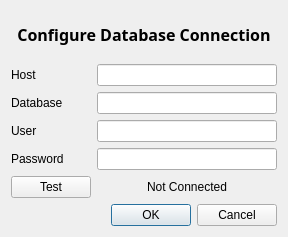
This is qmvdbconnect/qmvdbconnectconf.ui in rmcm/qdocman as Qt 5 draws it before an edit. The edited form follows.
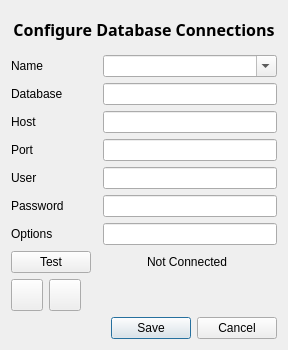
This is the edited form. Icons and pictures are not drawn.

Commit message: checkpoint - adding multiple connections.

The edit to the form file:
```diff
--- a/qmvdbconnect/qmvdbconnectconf.ui
+++ b/qmvdbconnect/qmvdbconnectconf.ui
@@ -9,26 +9,26 @@
     <x>0</x>
     <y>0</y>
     <width>288</width>
-    <height>237</height>
+    <height>350</height>
    </rect>
   </property>
   <property name="minimumSize" >
    <size>
     <width>288</width>
-    <height>237</height>
+    <height>350</height>
    </size>
   </property>
   <property name="maximumSize" >
    <size>
     <width>288</width>
-    <height>237</height>
+    <height>350</height>
    </size>
   </property>
   <property name="windowTitle" >
    <string>Dialog</string>
   </property>
   <layout class="QGridLayout" >
-   <item row="0" column="0" colspan="2" >
+   <item row="0" column="0" colspan="3" >
     <widget class="QLabel" name="panelLabel" >
      <property name="font" >
       <font>
@@ -39,7 +39,7 @@
       </font>
      </property>
      <property name="text" >
-      <string>Configure Database Connection</string>
+      <string>Configure Database Connections</string>
      </property>
      <property name="textFormat" >
       <enum>Qt::RichText</enum>
@@ -49,24 +49,19 @@
      </property>
     </widget>
    </item>
-   <item row="1" column="0" >
-    <widget class="QLabel" name="hostLabel" >
-     <property name="toolTip" >
-      <string>Database Hostname</string>
-     </property>
-     <property name="statusTip" >
-      <string>Database Hostname</string>
-     </property>
-     <property name="whatsThis" >
-      <string>The Hostname or IP address of the database host</string>
-     </property>
+   <item row="1" column="0" colspan="2" >
+    <widget class="QLabel" name="labelLabel" >
      <property name="text" >
-      <string>Host</string>
+      <string>Name</string>
      </property>
     </widget>
    </item>
-   <item row="1" column="1" >
-    <widget class="QLineEdit" name="hostEdit" />
+   <item row="1" column="2" >
+    <widget class="QComboBox" name="labelList" >
+     <property name="editable" >
+      <bool>true</bool>
+     </property>
+    </widget>
    </item>
    <item row="2" column="0" >
     <widget class="QLabel" name="databaseLabel" >
@@ -84,10 +79,39 @@
      </property>
     </widget>
    </item>
-   <item row="2" column="1" >
-    <widget class="QLineEdit" name="databaseEdit" />
+   <item row="2" column="2" >
+    <widget class="QLineEdit" name="nameEdit" />
    </item>
    <item row="3" column="0" >
+    <widget class="QLabel" name="hostLabel" >
+     <property name="toolTip" >
+      <string>Database Hostname</string>
+     </property>
+     <property name="statusTip" >
+      <string>Database Hostname</string>
+     </property>
+     <property name="whatsThis" >
+      <string>The Hostname or IP address of the database host</string>
+     </property>
+     <property name="text" >
+      <string>Host</string>
+     </property>
+    </widget>
+   </item>
+   <item row="3" column="2" >
+    <widget class="QLineEdit" name="hostEdit" />
+   </item>
+   <item row="4" column="0" >
+    <widget class="QLabel" name="portLabel" >
+     <property name="text" >
+      <string>Port</string>
+     </property>
+    </widget>
+   </item>
+   <item row="4" column="2" >
+    <widget class="QLineEdit" name="portEdit" />
+   </item>
+   <item row="5" column="0" >
     <widget class="QLabel" name="userLabel" >
      <property name="toolTip" >
       <string>User Name</string>
@@ -103,10 +127,10 @@
      </property>
     </widget>
    </item>
-   <item row="3" column="1" >
+   <item row="5" column="2" >
     <widget class="QLineEdit" name="userEdit" />
    </item>
-   <item row="4" column="0" >
+   <item row="6" column="0" >
     <widget class="QLabel" name="passwordLabel" >
      <property name="toolTip" >
       <string>User Password</string>
@@ -122,14 +146,33 @@
      </property>
     </widget>
    </item>
-   <item row="4" column="1" >
+   <item row="6" column="2" >
     <widget class="QLineEdit" name="passwordEdit" >
      <property name="echoMode" >
       <enum>QLineEdit::Password</enum>
      </property>
     </widget>
    </item>
-   <item row="5" column="0" >
+   <item row="7" column="0" >
+    <widget class="QLabel" name="optionsLabel" >
+     <property name="toolTip" >
+      <string>Connection Options</string>
+     </property>
+     <property name="statusTip" >
+      <string>Connection Options</string>
+     </property>
+     <property name="whatsThis" >
+      <string>Additional connection options</string>
+     </property>
+     <property name="text" >
+      <string>Options</string>
+     </property>
+    </widget>
+   </item>
+   <item row="7" column="2" >
+    <widget class="QLineEdit" name="optionsEdit" />
+   </item>
+   <item row="8" column="0" >
     <widget class="QPushButton" name="testButton" >
      <property name="whatsThis" >
       <string>Test the connection to the database</string>
@@ -139,7 +182,7 @@
      </property>
     </widget>
    </item>
-   <item row="5" column="1" >
+   <item row="8" column="1" colspan="2" >
     <widget class="QLabel" name="connectLabel" >
      <property name="toolTip" >
       <string>Connection Status</string>
@@ -158,13 +201,95 @@
      </property>
     </widget>
    </item>
-   <item row="6" column="0" colspan="2" >
-    <widget class="QDialogButtonBox" name="buttonBox" >
-     <property name="orientation" >
-      <enum>Qt::Horizontal</enum>
+   <item row="9" column="0" colspan="3" >
+    <layout class="QHBoxLayout" >
+     <property name="spacing" >
+      <number>-1</number>
+     </property>
+     <item>
+      <widget class="QPushButton" name="addConnection" >
+       <property name="maximumSize" >
+        <size>
+         <width>32</width>
+         <height>32</height>
+        </size>
+       </property>
+       <property name="toolTip" >
+        <string>Add a new connection</string>
+       </property>
+       <property name="statusTip" >
+        <string>Add a new connection</string>
+       </property>
+       <property name="whatsThis" >
+        <string>Add a new connection</string>
+       </property>
+       <property name="text" >
+        <string/>
+       </property>
+       <property name="icon" >
+        <iconset resource="../qdocman.qrc" >:/icons/tango-icon-theme/32x32/actions/list-add.png</iconset>
+       </property>
+       <property name="shortcut" >
+        <string>Alt+Shift++</string>
+       </property>
+      </widget>
+     </item>
+     <item>
+      <widget class="QPushButton" name="remConnection" >
+       <property name="maximumSize" >
+        <size>
+         <width>32</width>
+         <height>32</height>
+        </size>
+       </property>
+       <property name="toolTip" >
+        <string>Delete the current connection</string>
+       </property>
+       <property name="statusTip" >
+        <string>Delete the current connection</string>
+       </property>
+       <property name="whatsThis" >
+        <string>Delete the current connection</string>
+       </property>
+       <property name="text" >
+        <string/>
+       </property>
+       <property name="icon" >
+        <iconset resource="../qdocman.qrc" >:/icons/tango-icon-theme/32x32/actions/list-remove.png</iconset>
+       </property>
+       <property name="shortcut" >
+        <string>Alt+-</string>
+       </property>
+      </widget>
+     </item>
+     <item>
+      <spacer>
+       <property name="orientation" >
+        <enum>Qt::Horizontal</enum>
+       </property>
+       <property name="sizeHint" >
+        <size>
+         <width>40</width>
+         <height>20</height>
+        </size>
+       </property>
+      </spacer>
+     </item>
+    </layout>
+   </item>
+   <item row="10" column="1" colspan="2" >
+    <widget class="QDialogButtonBox" name="exitControls" >
+     <property name="toolTip" >
+      <string/>
+     </property>
+     <property name="statusTip" >
+      <string/>
+     </property>
+     <property name="whatsThis" >
+      <string/>
      </property>
      <property name="standardButtons" >
-      <set>QDialogButtonBox::Cancel|QDialogButtonBox::NoButton|QDialogButtonBox::Ok</set>
+      <set>QDialogButtonBox::Cancel|QDialogButtonBox::NoButton|QDialogButtonBox::Save</set>
      </property>
     </widget>
    </item>
```
Left out of the diff: 25 changed lines with no effect on the pictures. The commit also changes 7 other files.
